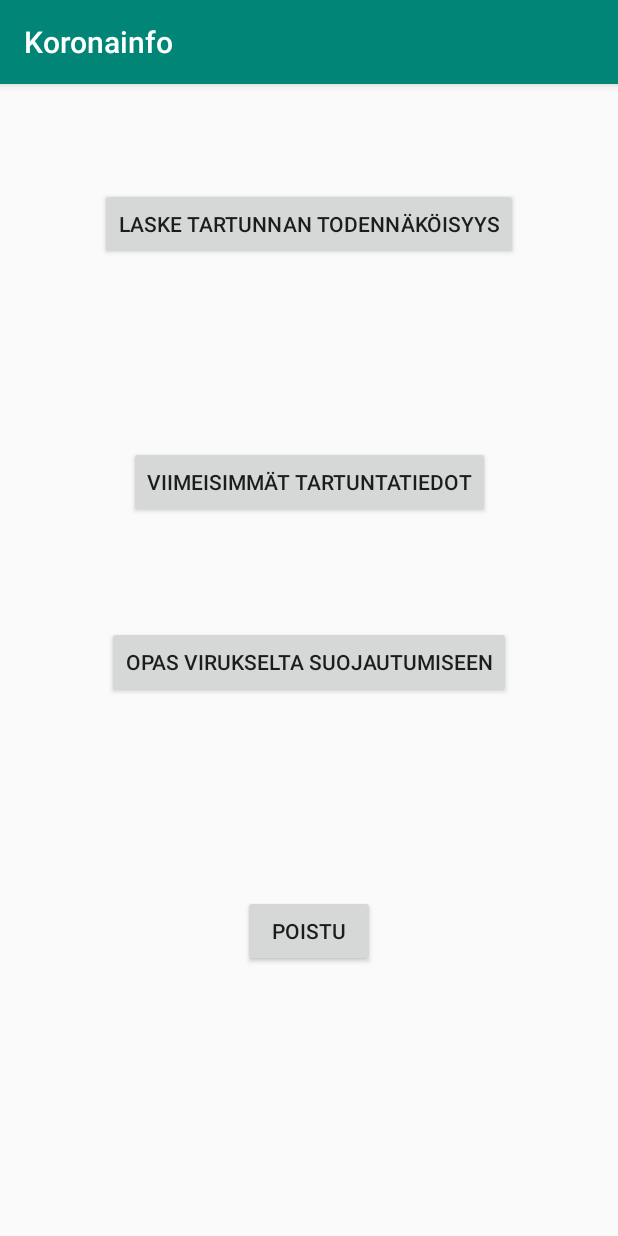
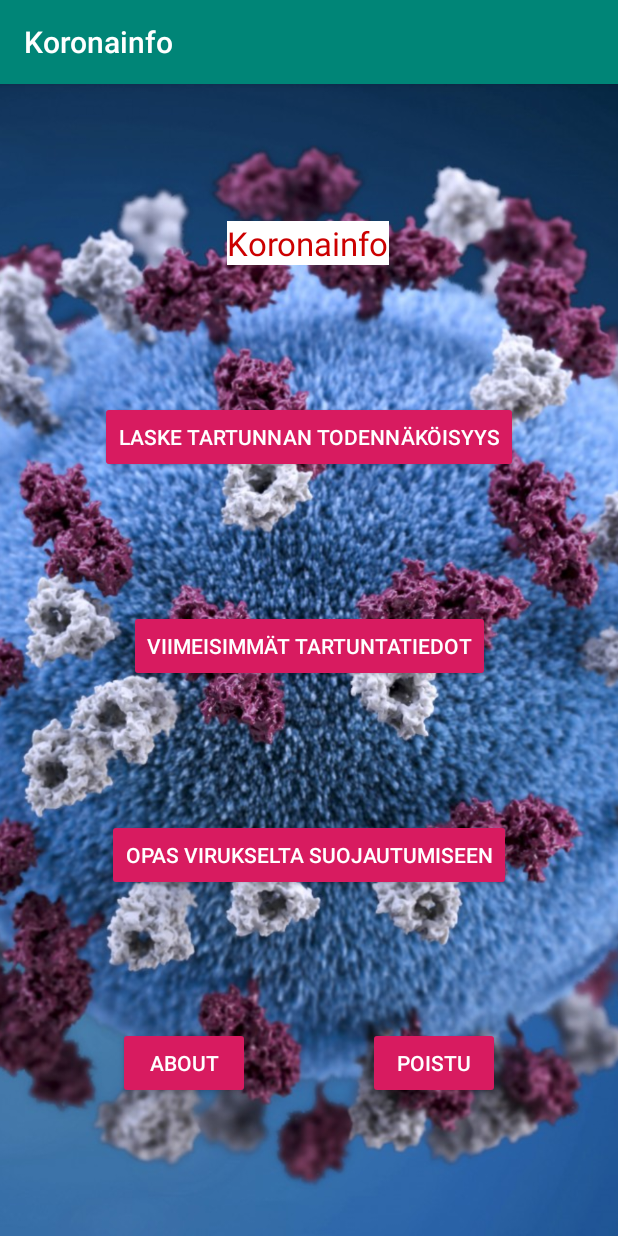
Before and after one commit to JereRajala00/Koronainfo, an Android app: the screen it shows after launch (MainActivity), on a phone screen of 412 x 824 dp. Run offline under Robolectric (Android 15) with nearby library versions, the phone set to English and light mode, and no system bars.

Commit message:
Parannettu ulkoasua, etenkin main activityssä

```diff
--- a/app/src/main/java/com/example/koronainfo/MaakuntaModel.java
+++ b/app/src/main/java/com/example/koronainfo/MaakuntaModel.java
@@ -38,7 +38,7 @@ public class MaakuntaModel {
 
     /**
      * Käytetään kun halutaan käsitellä tiettyä ArrayListin jäsentä
-     * @param i Määrittää ArrayListin indeksi
+     * @param i Määrittää ArrayListin indeksin
      * @return Palauttaa ArrayListin jossa parametrin indeksi
      */
     public MaakuntaValues getMaakunta(int i) {
--- a/app/src/main/java/com/example/koronainfo/MaakuntaValues.java
+++ b/app/src/main/java/com/example/koronainfo/MaakuntaValues.java
@@ -24,6 +24,7 @@ public class MaakuntaValues{
     }
 
     /**
+     * Käytetään kun halutaan palauttaa maakunnan nimi
      * @return Palauttaa maakunnan nimen
      */
     public String getMaakuntaName() {
@@ -38,7 +39,7 @@ public class MaakuntaValues{
     }
 
     /**
-     *
+     * Käytetään kun halutaan vaihtaa tartuntamäärä
      * @param newInfCount Vaihtaa tartuntamäärän (jos esim. haetaan verkosta uusi määrä)
      */
     public void changeInfCount(Integer newInfCount) {
@@ -46,7 +47,7 @@ public class MaakuntaValues{
     }
 
     /**
-     *
+     * Käytetään kun halutaan palauttaa esiintyneisyys
      * @return Palauttaa esiintyneisyyden
      */
     public Double getMaakuntaInc() {
--- a/app/src/main/java/com/example/koronainfo/MainActivity.java
+++ b/app/src/main/java/com/example/koronainfo/MainActivity.java
@@ -25,6 +25,10 @@ public class MainActivity extends AppCompatActivity {
         Intent intent = new Intent(this, Opas.class);
         startActivity(intent);
     }
+    public void OpenAboutScreen(View view) {
+        Intent intent = new Intent(this, About.class);
+        startActivity(intent);
+    }
     public void exit(View view) {
         onDestroy();
         System.exit(0);
--- a/app/src/main/res/layout/activity_main.xml
+++ b/app/src/main/res/layout/activity_main.xml
@@ -1,4 +1,5 @@
 <?xml version="1.0" encoding="utf-8"?>
+
 <androidx.constraintlayout.widget.ConstraintLayout xmlns:android="http://schemas.android.com/apk/res/android"
     xmlns:app="http://schemas.android.com/apk/res-auto"
     xmlns:tools="http://schemas.android.com/tools"
@@ -6,62 +7,96 @@
     android:layout_height="match_parent"
     tools:context=".MainActivity">
 
-    <Button
-        android:id="@+id/diagnose"
+    <ImageView
+        android:id="@+id/imageView"
         android:layout_width="wrap_content"
         android:layout_height="wrap_content"
-        android:layout_marginTop="69dp"
-        android:onClick="OpenScreenOne"
-        android:text="Laske tartunnan todennäköisyys"
+        android:scaleType="centerCrop"
+        app:layout_constraintBottom_toBottomOf="parent"
         app:layout_constraintEnd_toEndOf="parent"
+        app:layout_constraintHorizontal_bias="0.0"
+        app:layout_constraintStart_toStartOf="parent"
+        app:layout_constraintTop_toTopOf="parent"
+        app:srcCompat="@drawable/corona_background" />
+
+    <TextView
+        android:id="@+id/textView4"
+        android:layout_width="wrap_content"
+        android:layout_height="wrap_content"
+        android:background="@android:color/background_light"
+        android:text="@string/app_name"
+        android:textAppearance="@style/TextAppearance.AppCompat.Large"
+        android:textColor="@android:color/holo_red_dark"
+        app:layout_constraintBottom_toTopOf="@+id/diagnose"
+        app:layout_constraintEnd_toEndOf="parent"
+        app:layout_constraintHorizontal_bias="0.498"
         app:layout_constraintStart_toStartOf="parent"
         app:layout_constraintTop_toTopOf="parent" />
 
     <Button
-        android:id="@+id/tartuntatiedot"
+        android:id="@+id/diagnose"
+        style="@style/Widget.AppCompat.Button.Colored"
         android:layout_width="wrap_content"
         android:layout_height="wrap_content"
-        android:layout_marginStart="180dp"
-        android:layout_marginLeft="180dp"
-        android:layout_marginTop="124dp"
-        android:layout_marginEnd="180dp"
-        android:layout_marginRight="180dp"
+        android:onClick="OpenScreenOne"
+        android:text="Laske tartunnan todennäköisyys"
+        app:layout_constraintBottom_toTopOf="@+id/tartuntatiedot"
+        app:layout_constraintEnd_toEndOf="parent"
+        app:layout_constraintHorizontal_bias="0.5"
+        app:layout_constraintStart_toStartOf="parent"
+        app:layout_constraintTop_toBottomOf="@+id/textView4" />
+
+    <Button
+        android:id="@+id/tartuntatiedot"
+        style="@style/Widget.AppCompat.Button.Colored"
+        android:layout_width="wrap_content"
+        android:layout_height="wrap_content"
         android:onClick="OpenScreenTwo"
         android:text="Viimeisimmät tartuntatiedot"
+        app:layout_constraintBottom_toTopOf="@+id/opas"
         app:layout_constraintEnd_toEndOf="parent"
+        app:layout_constraintHorizontal_bias="0.5"
         app:layout_constraintStart_toStartOf="parent"
         app:layout_constraintTop_toBottomOf="@+id/diagnose" />
 
     <Button
         android:id="@+id/opas"
+        style="@style/Widget.AppCompat.Button.Colored"
         android:layout_width="wrap_content"
         android:layout_height="wrap_content"
-        android:layout_marginStart="180dp"
-        android:layout_marginLeft="180dp"
-        android:layout_marginTop="72dp"
-        android:layout_marginEnd="180dp"
-        android:layout_marginRight="180dp"
         android:onClick="OpenScreenThree"
         android:text="Opas virukselta suojautumiseen"
+        app:layout_constraintBottom_toTopOf="@+id/exit"
         app:layout_constraintEnd_toEndOf="parent"
+        app:layout_constraintHorizontal_bias="0.5"
         app:layout_constraintStart_toStartOf="parent"
         app:layout_constraintTop_toBottomOf="@+id/tartuntatiedot" />
 
+
     <Button
         android:id="@+id/exit"
+        style="@style/Widget.AppCompat.Button.Colored"
         android:layout_width="wrap_content"
         android:layout_height="wrap_content"
-        android:layout_marginStart="180dp"
-        android:layout_marginLeft="180dp"
-        android:layout_marginTop="113dp"
-        android:layout_marginEnd="180dp"
-        android:layout_marginRight="180dp"
-        android:layout_marginBottom="161dp"
         android:onClick="exit"
         android:text="Poistu"
         app:layout_constraintBottom_toBottomOf="parent"
         app:layout_constraintEnd_toEndOf="parent"
-        app:layout_constraintStart_toStartOf="parent"
+        app:layout_constraintHorizontal_bias="0.5"
+        app:layout_constraintStart_toEndOf="@+id/button2"
         app:layout_constraintTop_toBottomOf="@+id/opas" />
 
+    <Button
+        android:id="@+id/button2"
+        style="@style/Widget.AppCompat.Button.Colored"
+        android:layout_width="wrap_content"
+        android:layout_height="wrap_content"
+        android:onClick="OpenAboutScreen"
+        android:text="ABOUT"
+        app:layout_constraintBaseline_toBaselineOf="@+id/exit"
+        app:layout_constraintEnd_toStartOf="@+id/exit"
+        app:layout_constraintHorizontal_bias="0.5"
+        app:layout_constraintStart_toStartOf="parent" />
+
+
 </androidx.constraintlayout.widget.ConstraintLayout>
--- a/app/src/main/res/values/strings.xml
+++ b/app/src/main/res/values/strings.xml
@@ -2,7 +2,7 @@
     <string name="app_name">Koronainfo</string>
     <string name="tartunatiedot_header">Tartuntatiedot 26.4.2020 klo 13.10</string>
     <string name="total_info">Tartunnat Suomessa: %1$d\n\nKoronaan liittyvät kuolemat: %2$d\n\nIlmaantuvuus (tapausta 100 000) kohden: %3$.1f</string>
-    <string name="maakunta_info">Tartunnat %1$s: %2$s\n\nIlmaantuvuus (tapausta 100 000) kohden: %3$s</string>
+    <string name="maakunta_info">Tartunnat %1$s: %2$d\n\nIlmaantuvuus (tapausta 100 000) kohden: %3$.1f</string>
     <string name="total_inf">4 576</string>
     <string name="total_dth">190</string>
     <string name="total_incidence">83</string>
@@ -21,7 +21,8 @@
     <string name="little">Vähän</string>
     <string name="much">Paljon</string>
     <string name="kysymys10">Kauanko oireet ovat jatkuneet (jätä tyhjäksi jos niitä ei ole ollut)?</string>
-    <string name="short1">1 &#8211; 14 päivää</string>   // #8211 stands for "-"
+    <string name="short1">1 &#8211; 14 päivää</string>
+    // #8211 stands for "-"
     <string name="middle1">14 &#8211; 30 päivää</string>
     <string name="long1">Yli 30 päivää</string>
     <string name="en">En</string>
```
Also changed, not shown: app/src/main/AndroidManifest.xml (+22 -9 lines), app/src/main/java/com/example/koronainfo/About.java (added, +14 -0 lines), app/src/main/java/com/example/koronainfo/Tartuntatiedot.java (+13 -18 lines), app/src/main/res/drawable/box.xml (added, +10 -0 lines), app/src/main/res/layout/activity_about.xml (added, +17 -0 lines), app/src/main/res/layout/activity_tartuntatiedot.xml (+16 -13 lines), app/src/main/res/drawable/corona_background.jpg (added).
